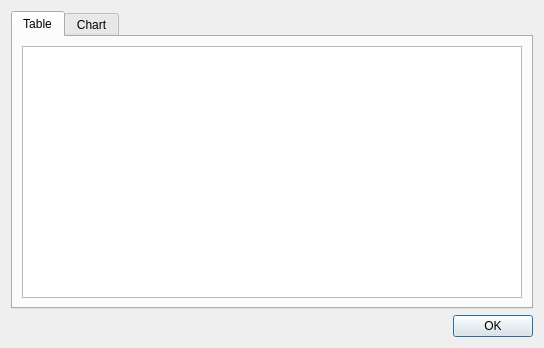
First picture: the form in ui/statsdialog.ui, repository Open-Typer/Open-Typer, before the edit.
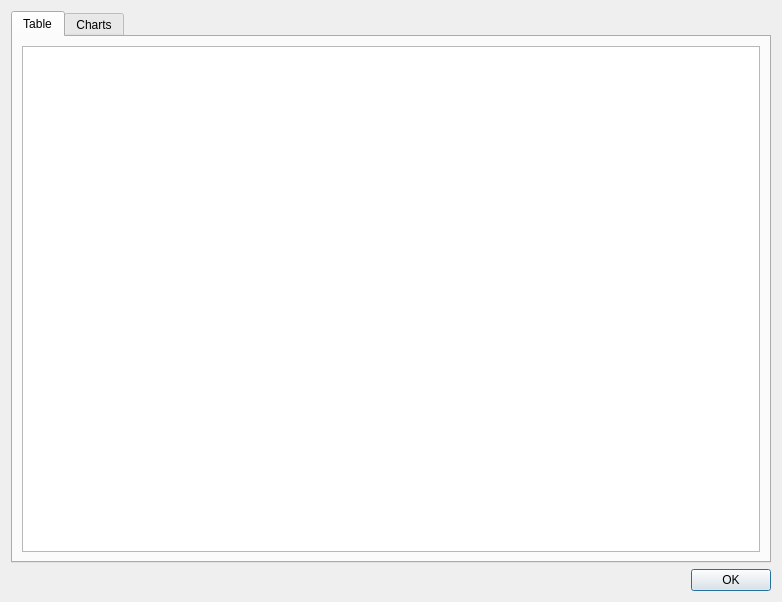
Second picture: the form after the edit.

Commit message:
ui: statsdialog: Add a layout for charts
* and set default size constraint for the window layout

The edit to the form file:
```diff
--- a/ui/statsdialog.ui
+++ b/ui/statsdialog.ui
@@ -6,8 +6,8 @@
    <rect>
     <x>0</x>
     <y>0</y>
-    <width>532</width>
-    <height>352</height>
+    <width>782</width>
+    <height>602</height>
    </rect>
   </property>
   <property name="windowTitle">
@@ -15,7 +15,7 @@
   </property>
   <layout class="QGridLayout" name="gridLayout">
    <property name="sizeConstraint">
-    <enum>QLayout::SetFixedSize</enum>
+    <enum>QLayout::SetDefaultConstraint</enum>
    </property>
    <item row="0" column="0">
     <widget class="QTabWidget" name="tabWidget">
@@ -29,12 +29,6 @@
       <layout class="QGridLayout" name="gridLayout_2">
        <item row="0" column="0">
         <widget class="QTableWidget" name="statsTable">
-         <property name="minimumSize">
-          <size>
-           <width>500</width>
-           <height>250</height>
-          </size>
-         </property>
          <property name="editTriggers">
           <set>QAbstractItemView::NoEditTriggers</set>
          </property>
@@ -59,7 +53,7 @@
      </widget>
      <widget class="QWidget" name="chartTab">
       <attribute name="title">
-       <string>Chart</string>
+       <string>Charts</string>
       </attribute>
      </widget>
     </widget>
```
Left out of the diff: 1 changed line with no effect on the pictures.
